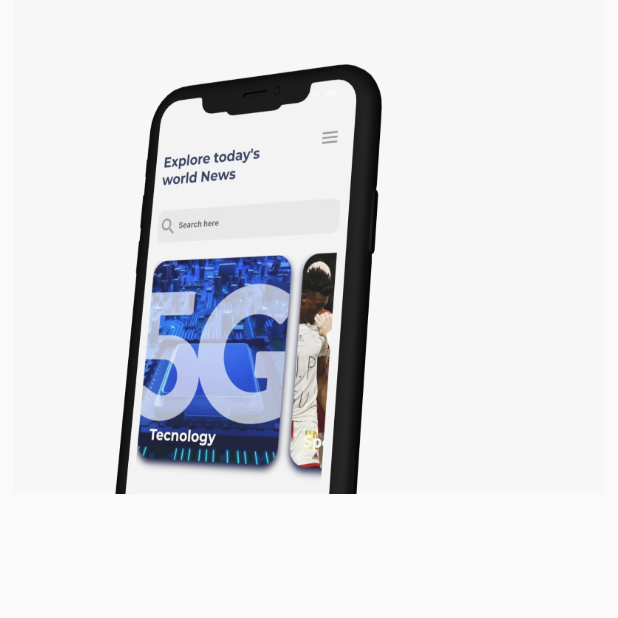
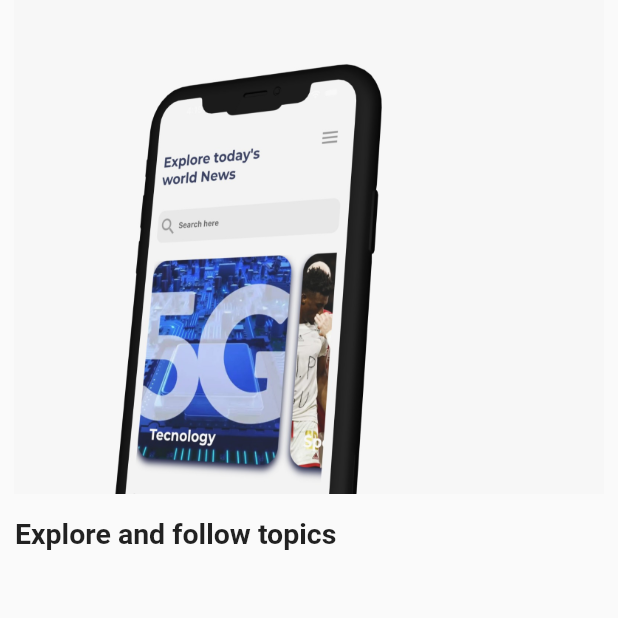
Before and after one commit to Fredd08/GIT-News-App, a Flutter app: the screen it shows after launch, on a phone screen of 412 x 824 dp, the top half of it. Run offline on Flutter 3.47's test engine with Material 2 defaults, Android fonts, the phone set to English and light mode, and no system bars.

Commit message:
working on the stack-splashscreen

```diff
--- a/lib/SplashScreen/splashscreen.dart
+++ b/lib/SplashScreen/splashscreen.dart
@@ -1,4 +1,5 @@
 import 'package:flutter/material.dart';
+
 class Splashscreen extends StatefulWidget {
   const Splashscreen({super.key});
 
@@ -9,18 +10,31 @@ class Splashscreen extends StatefulWidget {
 class _SplashscreenState extends State<Splashscreen> {
   @override
   Widget build(BuildContext context) {
-    var h=MediaQuery.of(context).size.height;
-    var w=MediaQuery.of(context).size.width;
+    var h = MediaQuery.of(context).size.height;
+    var w = MediaQuery.of(context).size.width;
     return Scaffold(
       body: Column(
         children: [
           Container(
-
-            height: h*0.4,
+            height: h * 0.4,
             width: double.infinity,
             child: Image.asset("assets/5G.jpg"),
+          ),
+          Container(
+              height: h * 0.5,
+              width: double.infinity,
+              child: Stack(
+                children: [
+                  Positioned(
+                    top: 15,
+                    left:10,
 
-          )
+                      child: Text(
+                    "Explore and follow topics",
+                    style: TextStyle(fontSize: 19, fontWeight: FontWeight.bold),
+                  ))
+                ],
+              )),
         ],
       ),
     );
```
